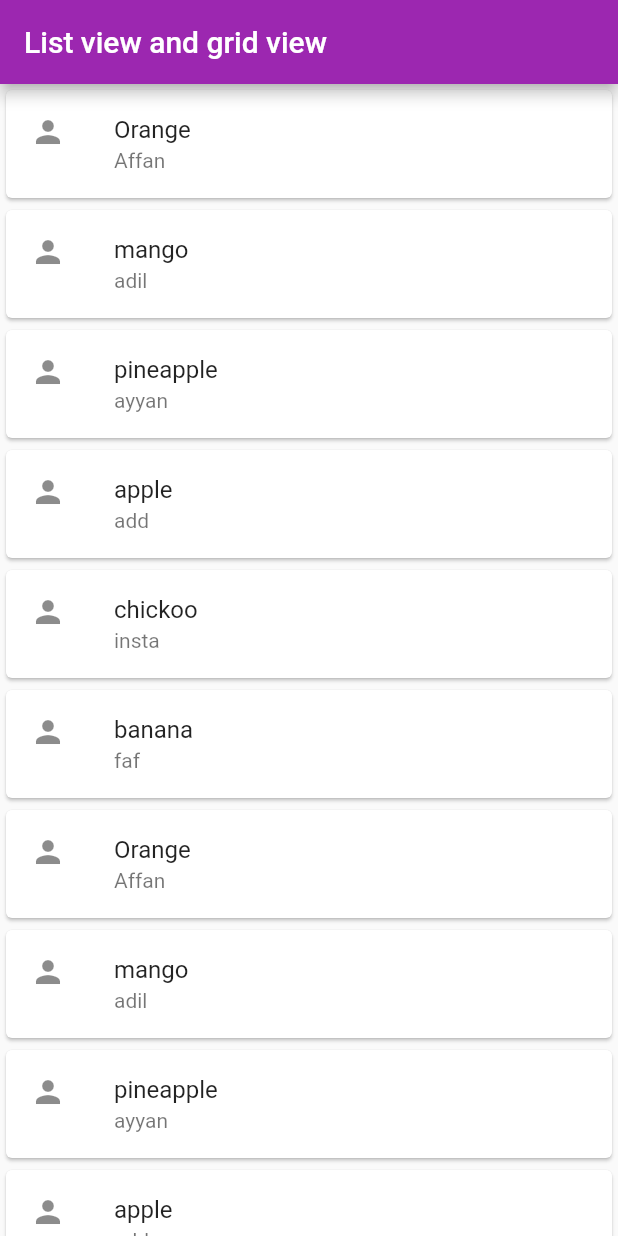
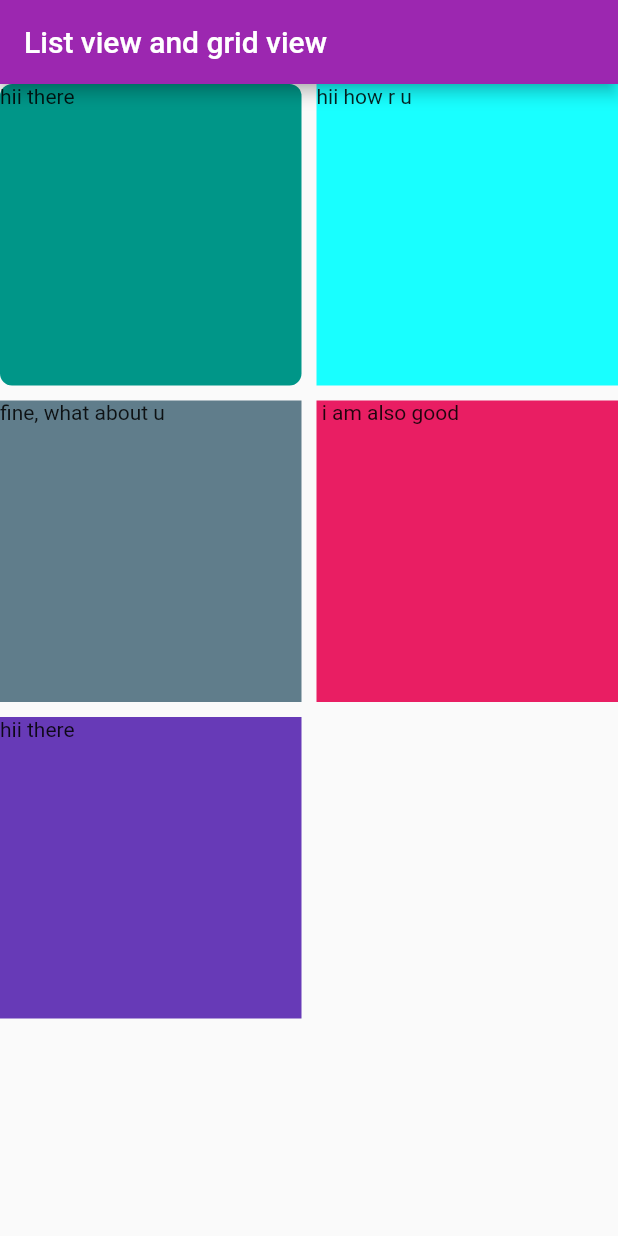
Before and after one commit to BoralAffan/calci, a Flutter app: the view screen opened directly, on a phone screen of 412 x 824 dp. Run offline on Flutter 3.47's test engine with Material 2 defaults, Android fonts, the phone set to English and light mode, and no system bars; network calls fail; key blocks and very long unbroken strings in the code were emptied for the run.

```diff
--- a/lib/list_gridView.dart
+++ b/lib/list_gridView.dart
@@ -46,21 +46,94 @@ class _viewState extends State<view> {
   @override
   Widget build(BuildContext context) {
     return Scaffold(
-        appBar: AppBar(
-            title: Text('List view and grid view'),
-            backgroundColor: Colors.purple),
-        body: ListView.builder(
-          itemCount: fruits.length,
-          itemBuilder: (context, index) {
-            return Card(
-              child: ListTile(
+      appBar: AppBar(
+          title: Text('List view and grid view'),
+          backgroundColor: Colors.purple),
+      // body: ListView.builder(
+      //   itemCount: fruits.length,
+      //   itemBuilder: (context, index) {
+      //     return Card(
+      //       child: ListTile(
 
-                leading: Icon(Icons.person),
-                title: Text(fruits[index]),
-                subtitle: Text(person[index]),
-              ),
-            );
-          },
-        ));
+      //         leading: Icon(Icons.person),
+      //         title: Text(fruits[index]),
+      //         subtitle: Text(person[index]),
+      //       ),
+      //     );
+      //   },
+      // ),
+
+      // body: GridView(
+      //   gridDelegate: SliverGridDelegateWithFixedCrossAxisCount(
+      //     crossAxisCount: 3,
+      //     crossAxisSpacing: 10,
+      //     mainAxisSpacing: 20,
+      //     childAspectRatio: 3 / 4, //width by height ratio
+      //   ),
+      //   children: [
+      //     Card(
+      //       child: Center(child: Text('hii there')),
+      //     ),
+      //     Card(
+      //       child: Center(child: Text('hii there')),
+      //     ),
+      //     Card(
+      //       child: Center(child: Text('hii there')),
+      //     ),
+      //     Card(
+      //       child: Center(child: Text('hii there')),
+      //     ),
+      //     Card(
+      //       child: Center(child: Text('hii there')),
+      //     ),
+      //     Card(
+      //       child: Center(child: Text('hii there')),
+      //     ),
+      //   ],
+      // ),
+
+      // body: GridView.builder(
+      //     itemCount: fruits.length,
+      //     gridDelegate:
+      //         SliverGridDelegateWithFixedCrossAxisCount(crossAxisCount: 4),
+      //     itemBuilder: (context, index) {
+      //       return Card(
+
+      //         child: Center(
+      //           child: Text(fruits[index]),
+      //         ),
+      //       );
+      //     }),
+
+      body: GridView(
+        gridDelegate: SliverGridDelegateWithFixedCrossAxisCount(
+            crossAxisCount: 2, crossAxisSpacing: 10, mainAxisSpacing: 10),
+        children: [
+          Container(
+            decoration: BoxDecoration(
+                color: Colors.teal,
+                shape: BoxShape.rectangle,
+                borderRadius: BorderRadius.all(Radius.circular(8))),
+            child: Text('hii there '),
+          ),
+          Container(
+            color: Colors.cyanAccent,
+            child: Text('hii how r u '),
+          ),
+          Container(
+            color: Colors.blueGrey,
+            child: Text('fine, what about u '),
+          ),
+          Container(
+            color: Colors.pink,
+            child: Text(' i am also good'),
+          ),
+          Container(
+            color: Colors.deepPurple,
+            child: Text('hii there '),
+          ),
+        ],
+      ),
+    );
   }
 }
```
Also changed, not shown: lib/dismissa..dart (added, +62 -0 lines), lib/drawer.dart (added, +97 -0 lines), lib/snackbar.dart (added, +55 -0 lines).
